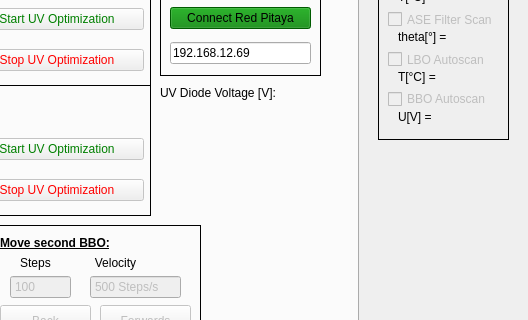
The window that pulsed_laser_interface.ui (XenoBene/PulsedLaserGUI) describes before a commit, drawn with Qt 5; both pictures show x 242 to 770 and y 91 to 411 of the 770 by 658 pixel window.
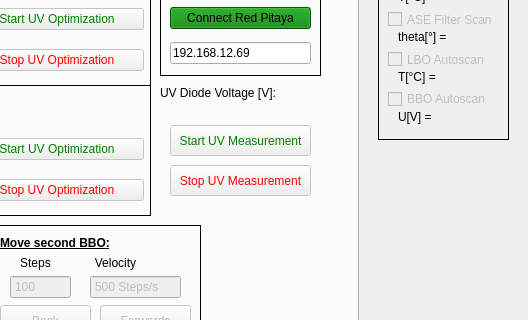
The same window after the commit. The open tabs and pages were chosen to show the change.

Commit message: Implemented the buttons and logic for measureing the UV Diode voltage without an active autoscan

The edit to the form file:
```diff
--- a/pulsed_laser_interface.ui
+++ b/pulsed_laser_interface.ui
@@ -2078,6 +2078,44 @@
        </property>
       </widget>
      </widget>
+     <widget class="QPushButton" name="bbo_button_startDiodeVoltage">
+      <property name="enabled">
+       <bool>false</bool>
+      </property>
+      <property name="geometry">
+       <rect>
+        <x>410</x>
+        <y>180</y>
+        <width>141</width>
+        <height>31</height>
+       </rect>
+      </property>
+      <property name="styleSheet">
+       <string notr="true">color: green</string>
+      </property>
+      <property name="text">
+       <string>Start UV Measurement</string>
+      </property>
+     </widget>
+     <widget class="QPushButton" name="bbo_button_stopDiodeVoltage">
+      <property name="enabled">
+       <bool>false</bool>
+      </property>
+      <property name="geometry">
+       <rect>
+        <x>410</x>
+        <y>220</y>
+        <width>141</width>
+        <height>31</height>
+       </rect>
+      </property>
+      <property name="styleSheet">
+       <string notr="true">color: red</string>
+      </property>
+      <property name="text">
+       <string>Stop UV Measurement</string>
+      </property>
+     </widget>
     </widget>
     <widget class="QWidget" name="LBO_tab">
      <attribute name="title">
```
The commit also changes 2 other files.
